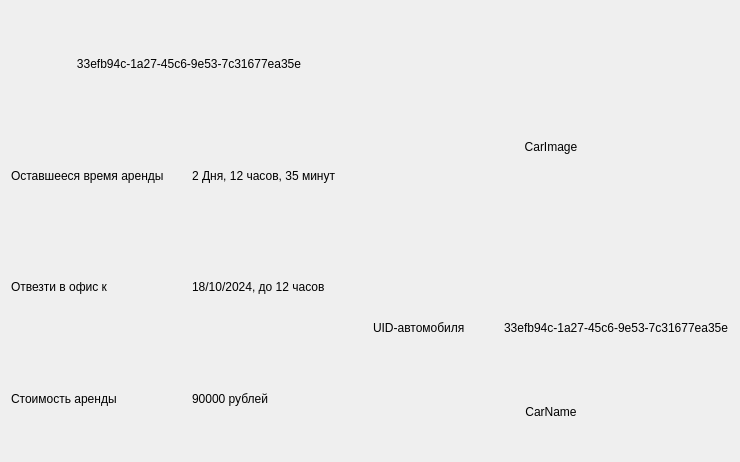
SisAdminNsk/CarRentalClient, file ViewModels/MainApplicationViewModels/NestedViewModels/CabinetViewModels/OpenCarOrderCard/opencarordercardviewmodel.ui: the form before one commit.
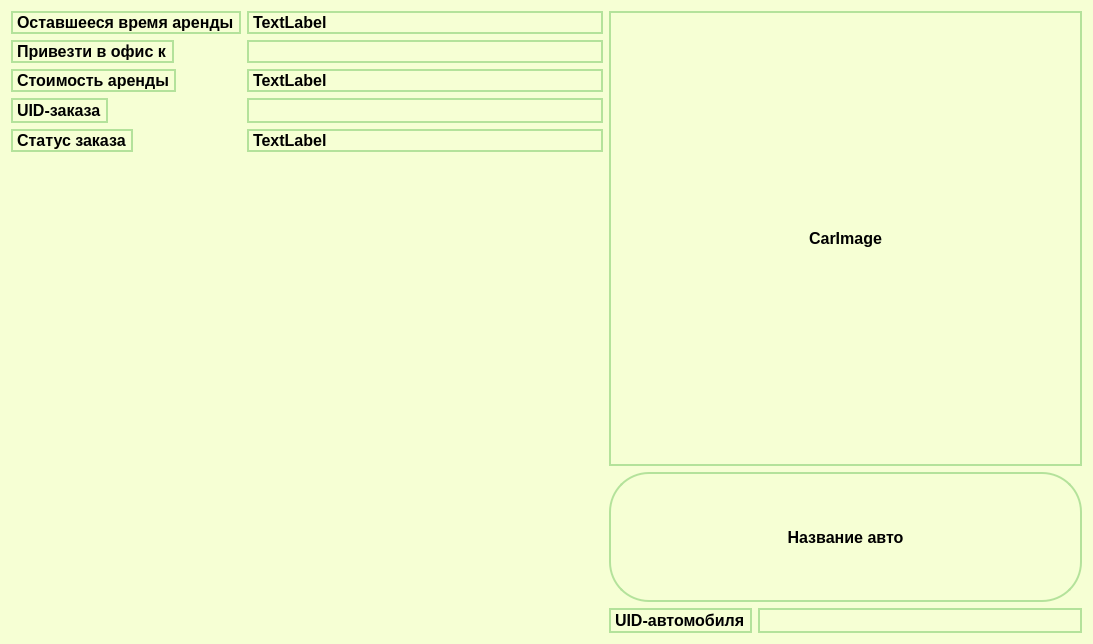
The form after the commit.

Patch:
```diff
--- a/ViewModels/MainApplicationViewModels/NestedViewModels/CabinetViewModels/OpenCarOrderCard/opencarordercardviewmodel.ui
+++ b/ViewModels/MainApplicationViewModels/NestedViewModels/CabinetViewModels/OpenCarOrderCard/opencarordercardviewmodel.ui
@@ -6,110 +6,284 @@
    <rect>
     <x>0</x>
     <y>0</y>
-    <width>740</width>
-    <height>462</height>
+    <width>1093</width>
+    <height>644</height>
    </rect>
   </property>
   <property name="windowTitle">
    <string>Form</string>
   </property>
+  <property name="styleSheet">
+   <string notr="true">QWidget {
+background-color: rgb(246, 255, 212);
+}
+</string>
+  </property>
   <layout class="QGridLayout" name="gridLayout_2">
    <item row="0" column="0">
-    <layout class="QGridLayout" name="gridLayout">
-     <item row="3" column="1">
-      <widget class="QLabel" name="price">
-       <property name="text">
-        <string>90000 рублей</string>
-       </property>
-      </widget>
-     </item>
-     <item row="2" column="1">
-      <widget class="QLabel" name="deadlineDate">
-       <property name="text">
-        <string>18/10/2024, до 12 часов</string>
-       </property>
-      </widget>
-     </item>
-     <item row="1" column="0">
-      <widget class="QLabel" name="label">
-       <property name="text">
-        <string>Оставшееся время аренды</string>
-       </property>
-      </widget>
-     </item>
-     <item row="2" column="0">
-      <widget class="QLabel" name="label_3">
-       <property name="text">
-        <string>Отвезти в офис к</string>
-       </property>
-      </widget>
-     </item>
-     <item row="0" column="0" colspan="2">
-      <widget class="QLabel" name="carOrderId">
-       <property name="text">
-        <string>33efb94c-1a27-45c6-9e53-7c31677ea35e</string>
-       </property>
-       <property name="alignment">
-        <set>Qt::AlignmentFlag::AlignCenter</set>
-       </property>
-      </widget>
-     </item>
-     <item row="3" column="0">
-      <widget class="QLabel" name="label_2">
-       <property name="text">
-        <string>Стоимость аренды</string>
-       </property>
-      </widget>
-     </item>
-     <item row="1" column="1">
-      <widget class="QLabel" name="remainLeaseDateTime">
-       <property name="text">
-        <string>2 Дня, 12 часов, 35 минут</string>
-       </property>
-      </widget>
-     </item>
-    </layout>
-   </item>
-   <item row="0" column="1">
-    <layout class="QVBoxLayout" name="verticalLayout" stretch="7,2,2">
+    <layout class="QHBoxLayout" name="horizontalLayout" stretch="5,4">
      <item>
-      <widget class="QLabel" name="carImage">
-       <property name="text">
-        <string>CarImage</string>
-       </property>
-       <property name="alignment">
-        <set>Qt::AlignmentFlag::AlignCenter</set>
-       </property>
-      </widget>
+      <layout class="QFormLayout" name="formLayout">
+       <item row="0" column="0">
+        <widget class="QLabel" name="label">
+         <property name="styleSheet">
+          <string notr="true">QLabel{
+	font-size: 12pt;
+	font-weight: 600;
+}
+
+QLabel {
+	border: 1.5px solid rgb(180,226,155);
+	border-radius: 50px;
+}</string>
+         </property>
+         <property name="text">
+          <string>Оставшееся время аренды</string>
+         </property>
+        </widget>
+       </item>
+       <item row="0" column="1">
+        <widget class="QLabel" name="remainLeaseDateTime">
+         <property name="styleSheet">
+          <string notr="true">QLabel{
+	font-size: 12pt;
+	font-weight: 600;
+}
+
+QLabel {
+	border: 1.5px solid rgb(180,226,155);
+	border-radius: 50px;
+}</string>
+         </property>
+         <property name="text">
+          <string>TextLabel</string>
+         </property>
+        </widget>
+       </item>
+       <item row="1" column="0">
+        <widget class="QLabel" name="label_3">
+         <property name="styleSheet">
+          <string notr="true">QLabel{
+	font-size: 12pt;
+	font-weight: 600;
+}
+
+QLabel {
+	border: 1.5px solid rgb(180,226,155);
+	border-radius: 50px;
+}</string>
+         </property>
+         <property name="text">
+          <string>Привезти в офис к</string>
+         </property>
+        </widget>
+       </item>
+       <item row="1" column="1">
+        <widget class="QLabel" name="deadlineDate">
+         <property name="styleSheet">
+          <string notr="true">QLabel{
+	font-size: 12pt;
+	font-weight: 600;
+}
+
+QLabel {
+	border: 1.5px solid rgb(180,226,155);
+	border-radius: 50px;
+}</string>
+         </property>
+         <property name="text">
+          <string/>
+         </property>
+        </widget>
+       </item>
+       <item row="2" column="0">
+        <widget class="QLabel" name="label_8">
+         <property name="styleSheet">
+          <string notr="true">QLabel{
+	font-size: 12pt;
+	font-weight: 600;
+}
+
+QLabel {
+	border: 1.5px solid rgb(180,226,155);
+	border-radius: 50px;
+}</string>
+         </property>
+         <property name="text">
+          <string>Стоимость аренды</string>
+         </property>
+        </widget>
+       </item>
+       <item row="2" column="1">
+        <widget class="QLabel" name="price">
+         <property name="styleSheet">
+          <string notr="true">QLabel{
+	font-size: 12pt;
+	font-weight: 600;
+}
+
+QLabel {
+	border: 1.5px solid rgb(180,226,155);
+	border-radius: 50px;
+}</string>
+         </property>
+         <property name="text">
+          <string>TextLabel</string>
+         </property>
+        </widget>
+       </item>
+       <item row="3" column="0">
+        <widget class="QLabel" name="faghfh">
+         <property name="styleSheet">
+          <string notr="true">QLabel{
+	font-size: 12pt;
+	font-weight: 600;
+}
+
+QLabel {
+	border: 1.5px solid rgb(180,226,155);
+	border-radius: 50px;
+}</string>
+         </property>
+         <property name="text">
+          <string>UID-заказа</string>
+         </property>
+        </widget>
+       </item>
+       <item row="3" column="1">
+        <widget class="QLineEdit" name="carOrderId">
+         <property name="styleSheet">
+          <string notr="true">QLineEdit {
+	border: 1.5px solid rgb(180,226,155);
+	border-radius: 50px;
+}QLineEdit{
+	font-size: 12pt;
+	font-weight: 600;
+}</string>
+         </property>
+        </widget>
+       </item>
+       <item row="4" column="0">
+        <widget class="QLabel" name="label_12">
+         <property name="styleSheet">
+          <string notr="true">QLabel{
+	font-size: 12pt;
+	font-weight: 600;
+}
+
+QLabel {
+	border: 1.5px solid rgb(180,226,155);
+	border-radius: 50px;
+}</string>
+         </property>
+         <property name="text">
+          <string>Статус заказа</string>
+         </property>
+        </widget>
+       </item>
+       <item row="4" column="1">
+        <widget class="QLabel" name="label_13">
+         <property name="styleSheet">
+          <string notr="true">QLabel {
+	border: 1.5px solid rgb(180,226,155);
+	border-radius: 50px;
+}QLabel{
+	font-size: 12pt;
+	font-weight: 600;
+}</string>
+         </property>
+         <property name="text">
+          <string>TextLabel</string>
+         </property>
+        </widget>
+       </item>
+      </layout>
      </item>
      <item>
-      <layout class="QHBoxLayout" name="horizontalLayout_2">
+      <layout class="QVBoxLayout" name="verticalLayout" stretch="7,2,2">
        <item>
-        <widget class="QLabel" name="label_10">
+        <widget class="QLabel" name="carImage">
+         <property name="styleSheet">
+          <string notr="true">QLabel{
+	font-size: 12pt;
+	font-weight: 600;
+}
+
+QLabel {
+	border: 1.5px solid rgb(180,226,155);
+}</string>
+         </property>
          <property name="text">
-          <string>UID-автомобиля</string>
+          <string>CarImage</string>
          </property>
+         <property name="alignment">
+          <set>Qt::AlignmentFlag::AlignCenter</set>
+         </property>
         </widget>
        </item>
        <item>
-        <widget class="QLabel" name="carId">
+        <widget class="QLabel" name="carName">
+         <property name="styleSheet">
+          <string notr="true">QLabel{
+	font-size: 12pt;
+	font-weight: 600;
+}
+
+QLabel {
+	border: 1.5px solid rgb(180,226,155);
+	border-radius: 40px;
+}</string>
+         </property>
          <property name="text">
-          <string>33efb94c-1a27-45c6-9e53-7c31677ea35e</string>
+          <string>Название авто</string>
          </property>
+         <property name="alignment">
+          <set>Qt::AlignmentFlag::AlignCenter</set>
+         </property>
         </widget>
        </item>
+       <item>
+        <layout class="QHBoxLayout" name="horizontalLayout_3">
+         <item>
+          <widget class="QLabel" name="gaga">
+           <property name="styleSheet">
+            <string notr="true">QLabel{
+	font-size: 12pt;
+	font-weight: 600;
+}
+
+QLabel {
+	border: 1.5px solid rgb(180,226,155);
+	border-radius: 50px;
+}</string>
+           </property>
+           <property name="text">
+            <string>UID-автомобиля</string>
+           </property>
+          </widget>
+         </item>
+         <item>
+          <widget class="QLineEdit" name="carId">
+           <property name="styleSheet">
+            <string notr="true">QLineEdit{
+	font-size: 12pt;
+	font-weight: 600;
+}
+
+QLineEdit {
+	border: 1.5px solid rgb(180,226,155);
+	border-radius: 50px;
+}</string>
+           </property>
+           <property name="alignment">
+            <set>Qt::AlignmentFlag::AlignCenter</set>
+           </property>
+          </widget>
+         </item>
+        </layout>
+       </item>
       </layout>
      </item>
-     <item>
-      <widget class="QLabel" name="carName">
-       <property name="text">
-        <string>CarName</string>
-       </property>
-       <property name="alignment">
-        <set>Qt::AlignmentFlag::AlignCenter</set>
-       </property>
-      </widget>
-     </item>
     </layout>
    </item>
   </layout>
```
